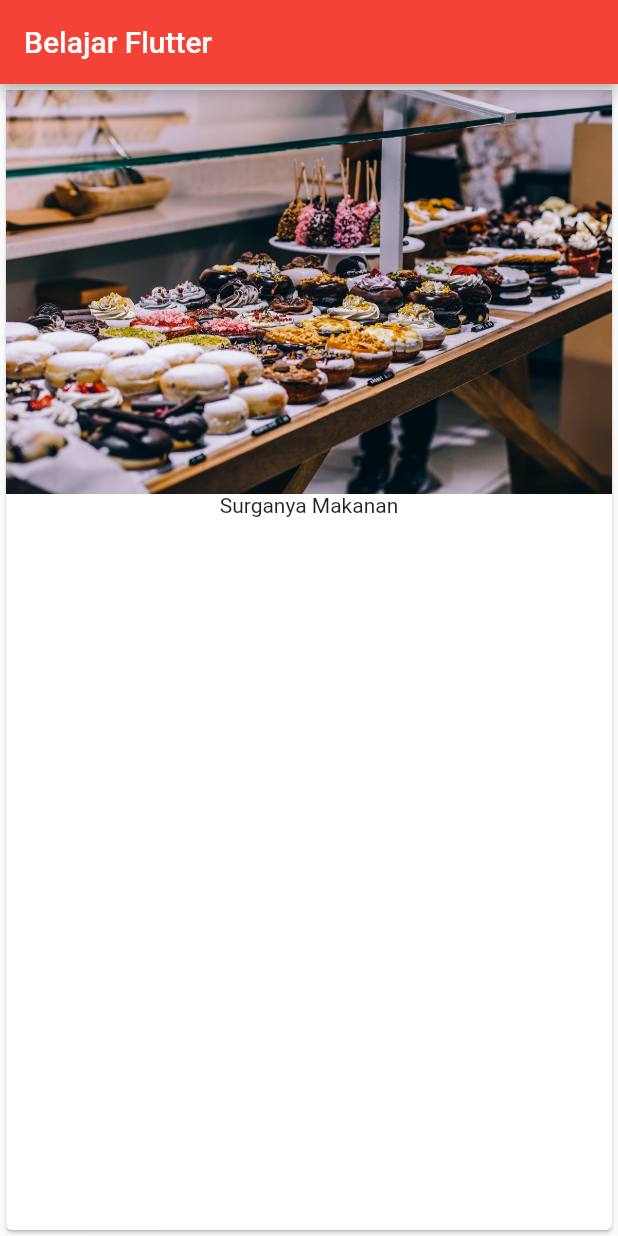
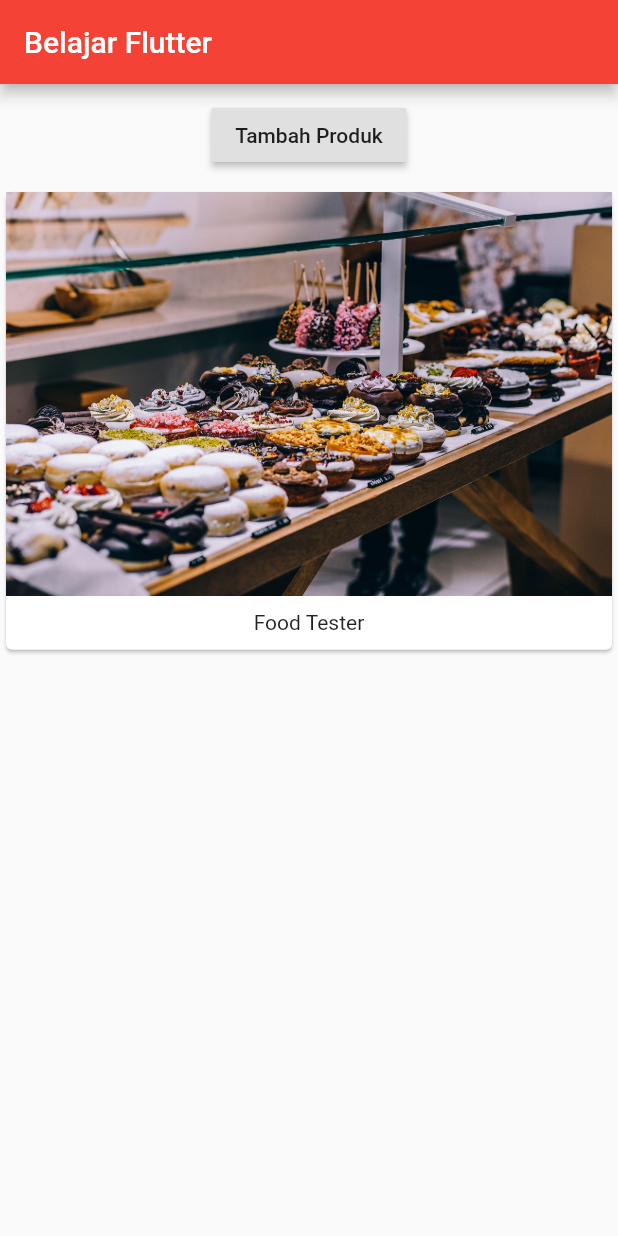
Before and after one commit to HabibAlmaula/testGitandFlutter, a Flutter app: the screen it shows after launch, on a phone screen of 412 x 824 dp. Run offline on Flutter 3.47's test engine with Material 2 defaults, Android fonts, the phone set to English and light mode, and no system bars.

Commit message:
Menambahkan Card, tombol tambah card, dan menyempurnakan peletakkan kode

```diff
--- a/lib/main.dart
+++ b/lib/main.dart
@@ -1,31 +1,28 @@
 import 'package:flutter/material.dart';
+import './product_manager.dart';
 
 void main() => runApp(MyApp());
-class MyApp extends StatelessWidget{
+
+class MyApp extends StatefulWidget {
+  @override
+  State<StatefulWidget> createState() {
+    return _MyAppState();
+  }
+}
+
+class _MyAppState extends State<MyApp> {
   @override
   Widget build(BuildContext context) {
-    // TODO: implement build
     return MaterialApp(
       theme: ThemeData(primarySwatch: Colors.red),
       home: Scaffold(
-        appBar:
-        AppBar(
-          title: Text(
-            "Belajar Flutter"),
-        ),
-        body: Card(child: Column(children: <Widget>[
-        Image.asset('assets/food.jpg'),
-        Text('Surganya Makanan')
-        ],),
-        ),
-      ),
+          appBar: AppBar(
+            title: Text("Belajar Flutter"),
+          ),
+          body:ProductManager()),
     );
   }
-
 }
-
-
-
 
 // import 'package:flutter/material.dart';
 
--- /dev/null
+++ b/lib/product_manager.dart
@@ -0,0 +1,32 @@
+import 'package:flutter/material.dart';
+import './products.dart';
+
+class ProductManager extends StatefulWidget {
+  _ProductManagerState createState() => _ProductManagerState();
+}
+
+class _ProductManagerState extends State<ProductManager> {
+  List<String> _product = ["Food Tester"];
+  @override
+  Widget build(BuildContext context) {
+    return Container(
+       child:  Column(
+            children: [
+              Container(
+                margin: EdgeInsets.all(10),
+                child: RaisedButton(
+                  onPressed: () {
+                    setState(() {
+                      _product.add("Produk ke dua");
+                    });
+                  },
+                  child: Text('Tambah Produk'),
+                ),
+              ),
+              Products(_product)
+
+            ],
+          )
+    );
+  }
+}
--- /dev/null
+++ b/lib/products.dart
@@ -0,0 +1,29 @@
+import 'package:flutter/material.dart';
+
+
+class Products extends StatelessWidget {
+  final List<String>products;
+  Products(this.products);
+
+  @override
+  Widget build(BuildContext context) {
+    return Container(
+      child: Column(
+                  children: products
+                      .map(
+                        (element) => Card(
+                              child: Column(
+                                children: <Widget>[
+                                  Image.asset('assets/food.jpg'),
+                                  Container(
+                                    margin: EdgeInsets.all(10),
+                                    child: Text(element),
+                                  )
+                                ],
+                              ),
+                            ),
+                      )
+                      .toList()),
+    );
+  }
+}
```
